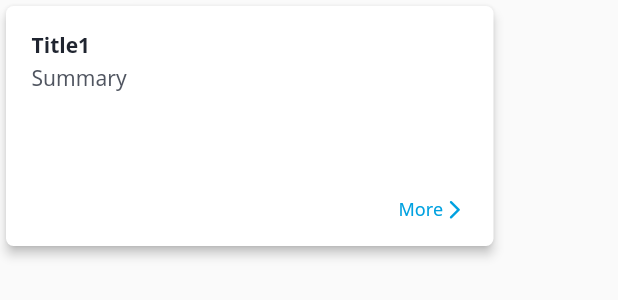
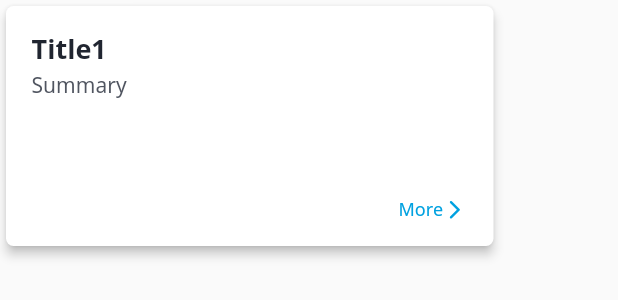
Before and after one commit to padong4284/padong-app, a Flutter app: the SummaryCard widget shown alone on an empty page, opened directly, on a phone screen of 412 x 824 dp. Shown: the top 300 px of the screen. Run offline on Flutter 3.47's test engine with Material 2 defaults, Android fonts, the phone set to English and light mode, and no system bars.

```diff
--- a/lib/ui/widgets/cards/summary_card.dart
+++ b/lib/ui/widgets/cards/summary_card.dart
@@ -12,14 +12,13 @@ class SummaryCard extends StatelessWidget {
   @override
   Widget build(BuildContext context) {
     return BaseCard(height: 160, moreCallback: () {}, children: <Widget>[
-      Container(
-          child: Text(this.title,
+      Text(this.title,
               style: AppTheme.getFont(
                   color: AppTheme.colors.fontPalette[1],
-                  fontSize: AppTheme.fontSizes.regular,
-                  isBold: true))),
+                  fontSize: AppTheme.fontSizes.large,
+                  isBold: true)),
       Container(
-          height: 75,
+          height: 70,
           margin: const EdgeInsets.only(top: 4, bottom: 4),
           child: Text('Summary', // TODO: this.description
               style: AppTheme.getFont(
```
Also changed, not shown: lib/ui/views/main/main_view.dart (+23 -4 lines), lib/ui/widgets/cards/event_card.dart (+42 -13 lines).
